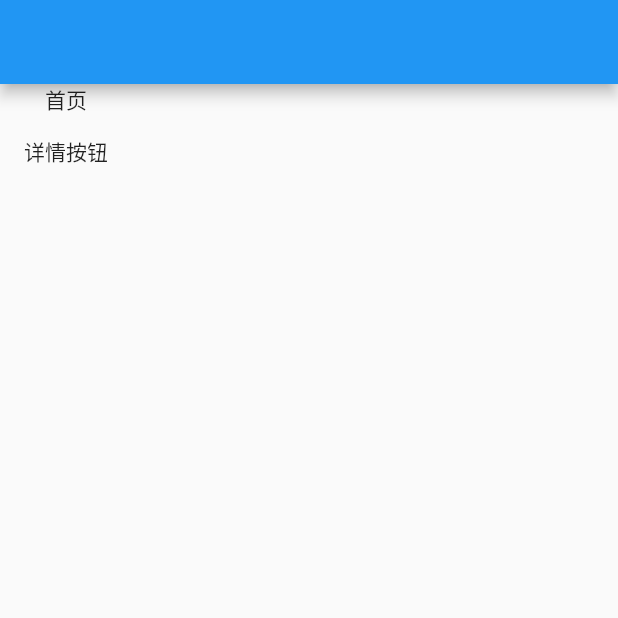
After one commit to miaodongCoder/flutter_bili_app, a Flutter app: the screen it shows after launch, on a phone screen of 412 x 824 dp, the top half of it. The commit adds this screen. Run offline on Flutter 3.47's test engine with Material 2 defaults, Android fonts, the phone set to English and light mode, and no system bars; our stand-ins replace dio, fluttertoast, shared_preferences.

Commit message:
1.提交路由和导航的相关修改;

```diff
--- /dev/null
+++ b/lib/model/video_model.dart
@@ -0,0 +1,4 @@
+class VideoModel {
+  int vId;
+  VideoModel(this.vId);
+}
--- /dev/null
+++ b/lib/page/home_page.dart
@@ -0,0 +1,32 @@
+import 'package:flutter/material.dart';
+import 'package:flutter_bili_app/model/video_model.dart';
+
+class HomePage extends StatefulWidget {
+  final ValueChanged<VideoModel> onJumpToDetail;
+
+  const HomePage({Key? key, required this.onJumpToDetail}) : super(key: key);
+
+  @override
+  State<HomePage> createState() => _HomePageState();
+}
+
+class _HomePageState extends State<HomePage> {
+  @override
+  Widget build(BuildContext context) {
+    return Scaffold(
+      appBar: AppBar(),
+      body: Container(
+        child: Column(
+          children: [
+            const Text("首页"),
+            // 点击跳转详情页:
+            MaterialButton(
+              child: const Text("详情按钮"),
+              onPressed: () => widget.onJumpToDetail(VideoModel(111)),
+            ),
+          ],
+        ),
+      ),
+    );
+  }
+}
```
Also changed, not shown: lib/main.dart (+68 -69 lines), lib/page/video_detail_page.dart (added, +22 -0 lines), pubspec.lock, 1 other file.
